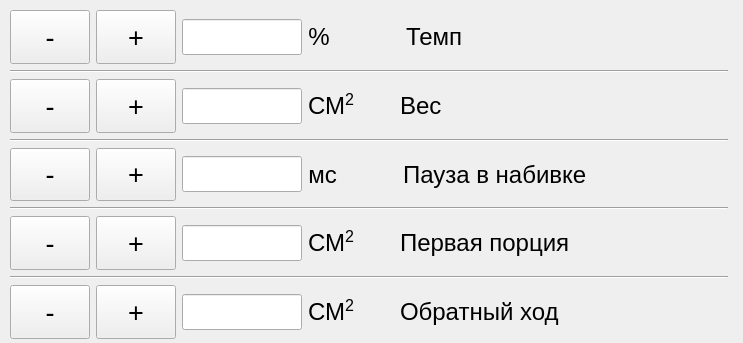
Qt form frames/portionframe.ui (ciberslavik/Shpric) before a commit.
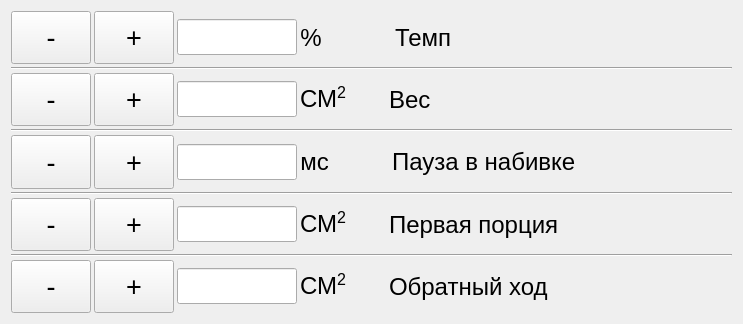
The same form after that commit. Custom widgets are drawn as their Qt base class.

```diff
--- a/frames/portionframe.ui
+++ b/frames/portionframe.ui
@@ -7,22 +7,18 @@
     <x>0</x>
     <y>0</y>
     <width>743</width>
-    <height>343</height>
+    <height>324</height>
    </rect>
   </property>
   <property name="windowTitle">
    <string>Form</string>
   </property>
-  <widget class="QWidget" name="layoutWidget">
-   <property name="geometry">
-    <rect>
-     <x>10</x>
-     <y>10</y>
-     <width>718</width>
-     <height>329</height>
-    </rect>
-   </property>
+  <layout class="QVBoxLayout" name="verticalLayout_2">
+   <item>
    <layout class="QVBoxLayout" name="verticalLayout">
+     <property name="spacing">
+      <number>3</number>
+     </property>
     <item>
      <layout class="QHBoxLayout" name="horizontalLayout">
       <item>
@@ -697,7 +693,8 @@
      </layout>
     </item>
    </layout>
-  </widget>
+   </item>
+  </layout>
  </widget>
  <customwidgets>
   <customwidget>
```
Left out of the diff: 2 changed lines with no effect on the pictures. Lines whose indentation alone changed are shown as unchanged.
